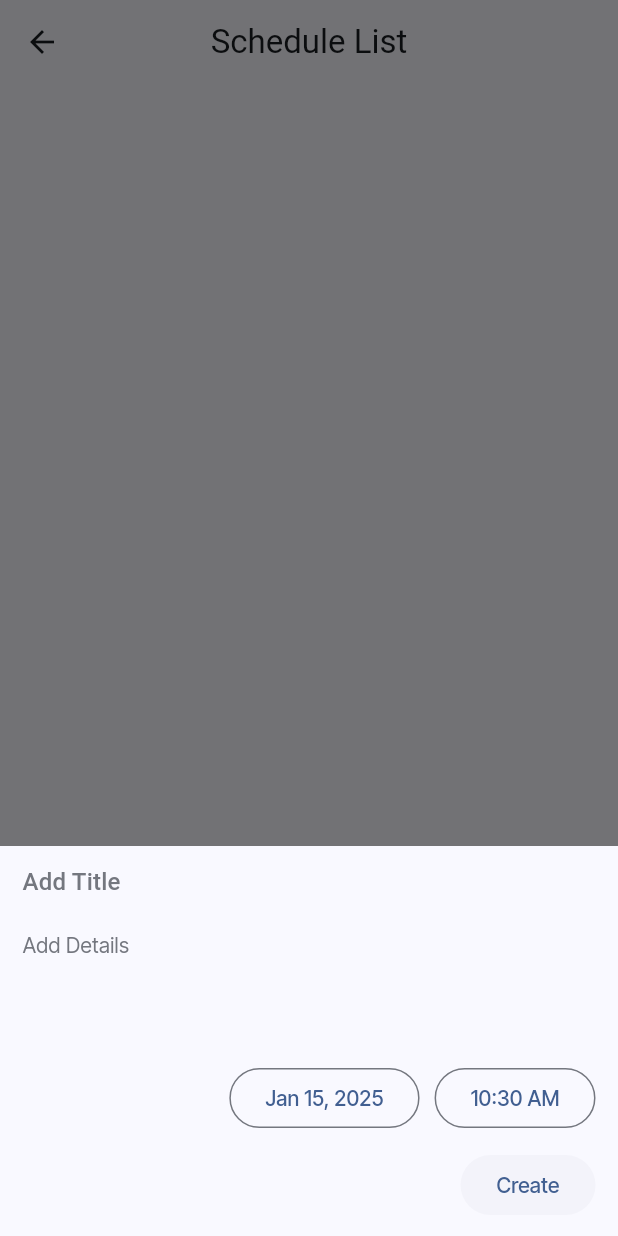
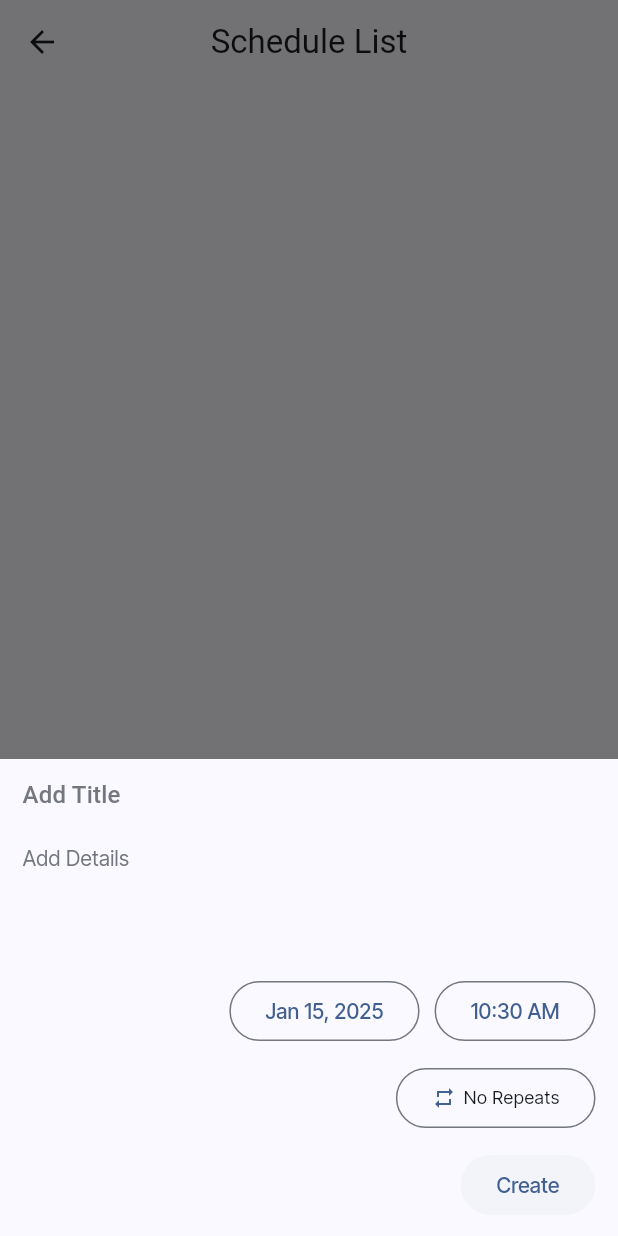
Before and after one commit to fidelisakilan/TickTock, a Flutter app: the SchedulePage screen opened directly, after a tap on the "add" icon, on a phone screen of 412 x 824 dp. Run offline on Flutter 3.47's test engine with Material 3 defaults, Android fonts, the phone set to English and light mode, and no system bars; drawn by our look-alikes of grouped_list; our stand-ins replace delightful_toast, dio, flutter_bloc, flutter_local_notifications, fluttertoast, freezed_annotation and 4 more; missing offline and left inert: wave_divider; generated files the repository leaves out were written again; Roboto replaces fonts that are missing (IBM Plex Serif); project files that could hold a hidden picture were left out.

Commit message:
added ui for repeat schedules

```diff
--- a/lib/modules/event_manager/models/event_model.dart
+++ b/lib/modules/event_manager/models/event_model.dart
@@ -1,6 +1,6 @@
 import 'package:flutter/material.dart';
-import 'package:flutter_local_notifications/flutter_local_notifications.dart';
 import 'package:freezed_annotation/freezed_annotation.dart';
+import 'package:intl/intl.dart';
 
 part 'event_model.g.dart';
 
@@ -17,7 +17,7 @@ class EventModel with _$EventModel {
     required String title,
     String? description,
     @Default({}) Map<String, bool> completedDates,
-    DateTimeComponents? repeats,
+    RepeatSchedule? repeats,
   }) = _EventModel;
 
   factory EventModel.fromJson(Map<String, dynamic> json) =>
@@ -45,3 +45,43 @@ class TimeOfDayConverter
     return {'hour': object.hour, 'minute': object.minute};
   }
 }
+
+extension RepeatScheduleExtension on RepeatSchedule {
+  String get label {
+    switch (this) {
+      case RepeatSchedule.none:
+        return "No Repeats";
+      case RepeatSchedule.time:
+        return 'Every Day';
+      case RepeatSchedule.dayOfWeekAndTime:
+        return 'Every Week';
+      case RepeatSchedule.dayOfMonthAndTime:
+        return "Every Month";
+      case RepeatSchedule.dateAndTime:
+        return "Every Year";
+    }
+  }
+
+  String scheduleName(DateTime current) {
+    switch (this) {
+      case RepeatSchedule.none:
+        return "Do not repeat";
+      case RepeatSchedule.time:
+        return "Every Day ${DateFormat.jm().format(current)}";
+      case RepeatSchedule.dayOfWeekAndTime:
+        return "Every Week ${DateFormat.jm().format(current)}";
+      case RepeatSchedule.dayOfMonthAndTime:
+        return "Every Month on day ${current.day}, at ${DateFormat.jm().format(current)} ";
+      case RepeatSchedule.dateAndTime:
+        return "Every year ${DateFormat('MMM dd').format(current)}, at ${DateFormat.jm().format(current)}";
+    }
+  }
+}
+
+enum RepeatSchedule {
+  none,
+  time,
+  dayOfWeekAndTime,
+  dayOfMonthAndTime,
+  dateAndTime,
+}
--- a/lib/modules/event_manager/widgets/create_event.dart
+++ b/lib/modules/event_manager/widgets/create_event.dart
@@ -1,8 +1,10 @@
+import 'package:collection/collection.dart';
 import 'package:tick_tock/app/config.dart';
 import 'package:tick_tock/modules/event_manager/models/extensions.dart';
 import 'package:tick_tock/shared/utils/utils.dart';
 
 import '../models/models.dart';
+import 'widgets.dart';
 
 class CreateEventWidget extends StatefulWidget {
   const CreateEventWidget({super.key});
@@ -20,6 +22,7 @@ class _CreateEventWidgetState extends State<CreateEventWidget> {
   TimeOfDay _currentTime = TimeOfDay.now();
   String? _title;
   String? _description;
+  RepeatSchedule _repeatType = RepeatSchedule.none;
 
   void _datePicker() async {
     FocusManager.instance.primaryFocus?.unfocus();
@@ -58,6 +61,22 @@ class _CreateEventWidgetState extends State<CreateEventWidget> {
     }
   }
 
+  void _repeatSchedule() async {
+    final result = await showDialog(
+      context: context,
+      builder: (_) => RepeatOptionsWidget(
+        options: RepeatSchedule.values,
+        date: _currentDate.copyWith(
+            hour: _currentTime.hour, minute: _currentTime.minute),
+        currentMode: _repeatType,
+      ),
+    );
+    setState(() {
+      _repeatType =
+          RepeatSchedule.values.firstWhere((element) => element == result);
+    });
+  }
+
   void _onCreate() {
     FocusManager.instance.primaryFocus?.unfocus();
 
@@ -68,6 +87,7 @@ class _CreateEventWidgetState extends State<CreateEventWidget> {
         description: _description,
         date: _currentDate,
         time: _currentTime,
+        repeats: _repeatType,
       ));
     } else {
       showCustomToast(context, "Give it a great title");
@@ -127,6 +147,7 @@ class _CreateEventWidgetState extends State<CreateEventWidget> {
                 Row(
                   mainAxisAlignment: MainAxisAlignment.end,
                   children: [
+                    const GapBox(gap: Gap.xxs),
                     OutlinedButton(
                       onPressed: _datePicker,
                       child: Text(_currentDate.formattedText),
@@ -137,6 +158,24 @@ class _CreateEventWidgetState extends State<CreateEventWidget> {
                       child: Text(_currentTime.format(context)),
                     ),
                   ],
+                ),
+                const GapBox(gap: Gap.xxs),
+                Align(
+                  alignment: Alignment.centerRight,
+                  child: OutlinedButton(
+                    onPressed: _repeatSchedule,
+                    child: Row(
+                      mainAxisSize: MainAxisSize.min,
+                      children: [
+                        const Icon(Icons.repeat, size: 16),
+                        const GapBox(gap: Gap.xxxs),
+                        Text(
+                          _repeatType.label,
+                          style: context.textTheme.bodySmall,
+                        ),
+                      ],
+                    ),
+                  ),
                 ),
                 const GapBox(gap: Gap.xxs),
                 Align(
--- a/lib/modules/event_manager/widgets/widgets.dart
+++ b/lib/modules/event_manager/widgets/widgets.dart
@@ -1 +1,2 @@
 export "create_event.dart";
+export 'repeat_options_widget.dart';
```
Also changed, not shown: lib/modules/event_manager/widgets/repeat_options_widget.dart (added, +49 -0 lines).
